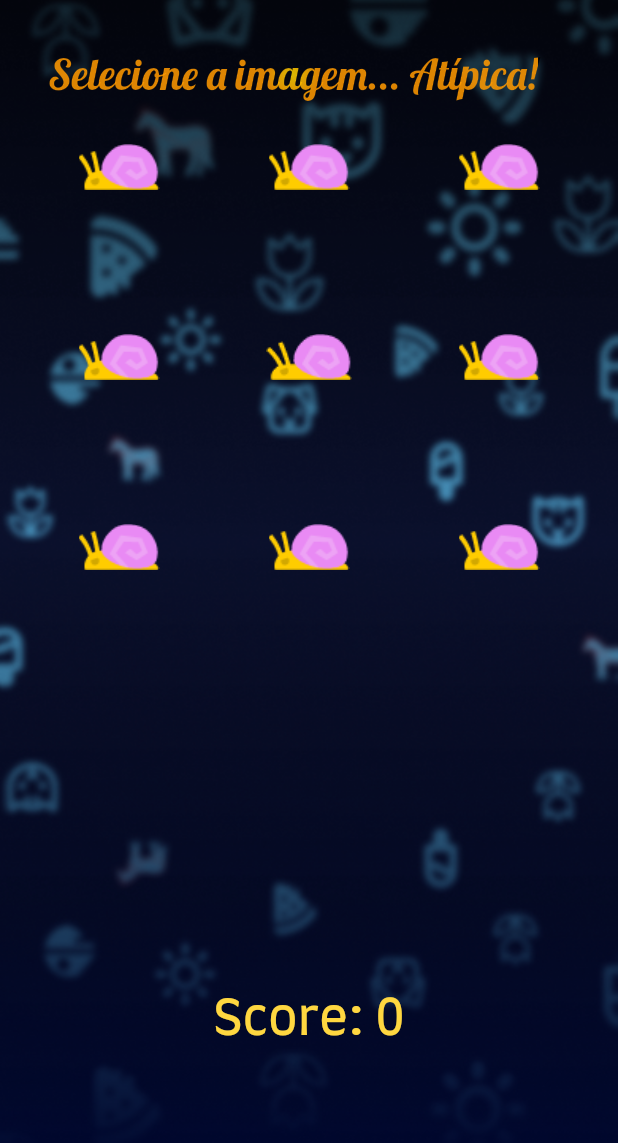
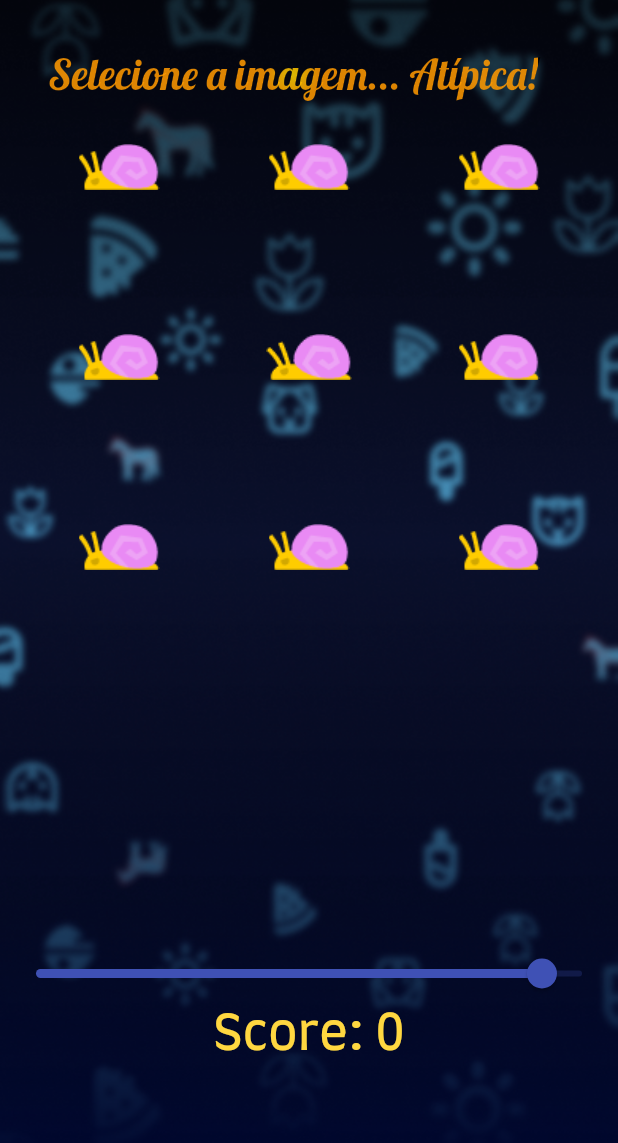
Before and after one commit to paivaricardo/atipico-game, a Flutter app: the DificuldadeScreen screen opened directly, after a tap on "Fácil", on a phone screen of 412 x 824 dp. Shown: the top 1143 px of the screen. Run offline on Flutter 3.47's test engine with Material 2 defaults, Android fonts, the phone set to English and light mode, and no system bars.

Commit message:
Acréscimos às funcionalidades do jogo

```diff
--- a/lib/components/game_session.dart
+++ b/lib/components/game_session.dart
@@ -4,6 +4,7 @@ import 'dart:math';
 
 class GameSession {
   static int _maxScore = 0;
+
 
   static int get maxScore => _maxScore;
 
@@ -13,13 +14,13 @@ class GameSession {
     }
   }
 
-  static int score = 0;
+  int score = 0;
 
-  static int _dificuldade = 1;
+  int _dificuldade = 1;
 
-  static int get dificuldade => _dificuldade;
+  int get dificuldade => _dificuldade;
 
-  static set dificuldade(int value) {
+  set dificuldade(int value) {
     _dificuldade = value;
 
     if (_dificuldade < 0) {
@@ -29,19 +30,25 @@ class GameSession {
     }
   }
 
-  static int tentativasRestantes = 3;
+  // Tentativas do jogo
+  int tentativasRestantes = 3;
 
-  static void reset () {
-    score = 0;
-    _dificuldade = 1;
-    tentativasRestantes = 3;
-  }
+  // Combo
+  int comboChain = 0;
+
+  // Estatísticas
+  int roundCount = 0;
+  int numeroAcertos = 0;
+  int numeroErros = 0;
+
+  GameSession(
+      this._dificuldade);
 
   // Função que fornece as dimensões para matriz para a seleção das imagens, de acordo com a dificuldade atual do jogo. Parâmetro fornecido em forma de lista List<int>, sendo que o índice 0 corresponde ao número de linhas, e o índice 1 corresponde ao número de colunas. Por enquanto, o jogo trabalha com matrizes quadradas
-  static List<int> fornecerDimensoesMatriz() {
+  List<int> fornecerDimensoesMatriz() {
     if (dificuldade >= 1 && dificuldade <= 3) {
       return [3, 3];
-    } else if (dificuldade >= 4 && dificuldade <= 7) {
+    } else if (dificuldade >= 4 && dificuldade <= 6) {
       return [4, 4];
     } else {
       return [5, 5];
@@ -49,7 +56,7 @@ class GameSession {
   }
 
   // Função que fornece aleatoriamente a posição da imagem alternativa do jogo, a que deve ser selecionada pelo jogador. Parâmetro fornecido em forma de lista List<int>, sendo que o índice 0 corresponde ao número da linha em que se encontra a imagem alternativa, e o índice 1 corresponde ao número da coluna.
-  static List<int> fornecerPosImgAlt() {
+  List<int> fornecerPosImgAlt() {
     List<int> dimensoesMatriz = fornecerDimensoesMatriz();
 
   //  Agora, buscar um número aleatório variando entre 1 e a dimensão máxima da matriz
--- a/lib/components/image_generator.dart
+++ b/lib/components/image_generator.dart
@@ -46,11 +46,6 @@ class ImageGenerator {
     final Image imagemAssetRetornadaAlt =
         Image.asset(imagemSelecionada.diretorioImgAlt);
 
-    // DEBUG
-    print("Diretórios das imagens:");
-    print(imagemSelecionada.diretorioImgPrincipal);
-    print(imagemSelecionada.diretorioImgAlt);
-
     return {
       "imagemPadrao": imagemAssetRetornadaPadrao,
       "imagemAlt": imagemAssetRetornadaAlt,
--- a/lib/components/image_retriever.dart
+++ b/lib/components/image_retriever.dart
@@ -3,8 +3,8 @@ import 'package:atipico_game/components/image_generator.dart';
 import 'package:flutter/material.dart';
 
 class ImageRetriever {
-  static Map<String, Image> fornecerImagens() {
-    int dificuldadeJogo = GameSession.dificuldade;
+  static Map<String, Image> fornecerImagens(int dificuldade) {
+    int dificuldadeJogo = dificuldade;
 
     return ImageGenerator.gerarImagens(dificuldadeJogo);
 
--- a/lib/screens/dificuldade_screen.dart
+++ b/lib/screens/dificuldade_screen.dart
@@ -8,7 +8,7 @@ class DificuldadeScreen extends StatelessWidget {
 
   @override
   Widget build(BuildContext context) {
-    GameSession.reset();
+    int dificuldadeSelecionada = 1;
 
     double? screenWidth = MediaQuery.of(context).size.width;
     double? screenHeight = MediaQuery.of(context).size.height;
@@ -36,7 +36,13 @@ class DificuldadeScreen extends StatelessWidget {
                     Color(0xffff9900),
                   ]),
                 ),
-                const Text('Dificuldade:', style: TextStyle(fontFamily: 'Farro', color: Colors.amberAccent, fontSize: 32.0),),
+                const Text(
+                  'Dificuldade:',
+                  style: TextStyle(
+                      fontFamily: 'Farro',
+                      color: Colors.amberAccent,
+                      fontSize: 32.0),
+                ),
                 Padding(
                   padding: const EdgeInsets.only(top: 24.0),
                   child: Container(
@@ -59,18 +65,25 @@ class DificuldadeScreen extends StatelessWidget {
                     ),
                     child: ElevatedButton(
                       onPressed: () {
-                        GameSession.dificuldade = 1;
-                        Navigator.push(context, MaterialPageRoute(builder: (context) => TelaJogoScreen()));
+                        dificuldadeSelecionada = 1;
+                        Navigator.push(
+                            context,
+                            MaterialPageRoute(
+                                builder: (context) => TelaJogoScreen(
+                                      dificuldadeSelecionada:
+                                          dificuldadeSelecionada,
+                                    )));
                       },
                       style: ButtonStyle(
-                        shape: MaterialStateProperty.all<RoundedRectangleBorder>(
+                        shape:
+                            MaterialStateProperty.all<RoundedRectangleBorder>(
                                 RoundedRectangleBorder(
                                     borderRadius: BorderRadius.circular(15))),
-                        minimumSize: MaterialStateProperty.all(const Size(250, 60)),
+                        minimumSize:
+                            MaterialStateProperty.all(const Size(250, 60)),
                         backgroundColor:
                             MaterialStateProperty.all(Colors.transparent),
-                        shadowColor:
-                        MaterialStateProperty.all(Colors.black12),
+                        shadowColor: MaterialStateProperty.all(Colors.black12),
                       ),
                       child: const Text(
                         'Fácil',
@@ -101,18 +114,25 @@ class DificuldadeScreen extends StatelessWidget {
                     ),
                     child: ElevatedButton(
                       onPressed: () {
-                        GameSession.dificuldade = 4;
-                        Navigator.push(context, MaterialPageRoute(builder: (context) => TelaJogoScreen()));
+                        dificuldadeSelecionada = 4;
+                        Navigator.push(
+                            context,
+                            MaterialPageRoute(
+                                builder: (context) => TelaJogoScreen(
+                                      dificuldadeSelecionada:
+                                          dificuldadeSelecionada,
+                                    )));
                       },
                       style: ButtonStyle(
-                        shape: MaterialStateProperty.all<RoundedRectangleBorder>(
+                        shape:
+                            MaterialStateProperty.all<RoundedRectangleBorder>(
                                 RoundedRectangleBorder(
                                     borderRadius: BorderRadius.circular(15))),
-                        minimumSize: MaterialStateProperty.all(const Size(250, 60)),
+                        minimumSize:
+                            MaterialStateProperty.all(const Size(250, 60)),
                         backgroundColor:
                             MaterialStateProperty.all(Colors.transparent),
-                        shadowColor:
-                        MaterialStateProperty.all(Colors.black12),
+                        shadowColor: MaterialStateProperty.all(Colors.black12),
                       ),
                       child: const Text(
                         'Moderado',
@@ -143,18 +163,25 @@ class DificuldadeScreen extends StatelessWidget {
                     ),
                     child: ElevatedButton(
                       onPressed: () {
-                        GameSession.dificuldade = 7;
-                        Navigator.push(context, MaterialPageRoute(builder: (context) => TelaJogoScreen()));
+                        dificuldadeSelecionada = 7;
+                        Navigator.push(
+                            context,
+                            MaterialPageRoute(
+                                builder: (context) => TelaJogoScreen(
+                                      dificuldadeSelecionada:
+                                          dificuldadeSelecionada,
+                                    )));
                       },
                       style: ButtonStyle(
-                        shape: MaterialStateProperty.all<RoundedRectangleBorder>(
+                        shape:
+                            MaterialStateProperty.all<RoundedRectangleBorder>(
                                 RoundedRectangleBorder(
                                     borderRadius: BorderRadius.circular(15))),
-                        minimumSize: MaterialStateProperty.all(const Size(250, 60)),
+                        minimumSize:
+                            MaterialStateProperty.all(const Size(250, 60)),
                         backgroundColor:
                             MaterialStateProperty.all(Colors.transparent),
-                        shadowColor:
-                        MaterialStateProperty.all(Colors.black12),
+                        shadowColor: MaterialStateProperty.all(Colors.black12),
                       ),
                       child: const Text(
                         'Difícil',
@@ -165,9 +192,21 @@ class DificuldadeScreen extends StatelessWidget {
                 ),
                 const Padding(
                   padding: EdgeInsets.only(top: 24.0),
-                  child: Text('Pontuação mais alta:', style: TextStyle(fontFamily: 'Lobster', color: Colors.amberAccent, fontSize: 32.0),),
+                  child: Text(
+                    'Pontuação mais alta:',
+                    style: TextStyle(
+                        fontFamily: 'Lobster',
+                        color: Colors.amberAccent,
+                        fontSize: 32.0),
                   ),
-                Text(GameSession.maxScore.toString(), style: TextStyle(fontFamily: 'Lobster', color: Colors.amberAccent, fontSize: 32.0),),
+                ),
+                Text(
+                  GameSession.maxScore.toString(),
+                  style: TextStyle(
+                      fontFamily: 'Lobster',
+                      color: Colors.amberAccent,
+                      fontSize: 32.0),
+                ),
               ],
             ),
           ),
@@ -178,7 +217,7 @@ class DificuldadeScreen extends StatelessWidget {
                   Icons.volume_up_rounded,
                   color: Colors.amber,
                 ),
-                onPressed: () { },
+                onPressed: () {},
               )),
           Align(
               alignment: Alignment.bottomRight,
--- a/lib/screens/tela_jogo_screen.dart
+++ b/lib/screens/tela_jogo_screen.dart
@@ -1,3 +1,5 @@
+import 'dart:async';
+
 import 'package:atipico_game/components/game_session.dart';
 import 'package:atipico_game/components/gradient_text.dart';
 import 'package:atipico_game/components/image_retriever.dart';
@@ -5,25 +7,60 @@ import 'package:atipico_game/screens/game_over_screen.dart';
 import 'package:flutter/material.dart';
 
 class TelaJogoScreen extends StatefulWidget {
-  const TelaJogoScreen({Key? key}) : super(key: key);
+  int dificuldadeSelecionada;
+
+  TelaJogoScreen({required this.dificuldadeSelecionada, Key? key}) : super(key: key);
+
+  late GameSession gameSession = GameSession(dificuldadeSelecionada);
 
   @override
   State<TelaJogoScreen> createState() => _TelaJogoScreenState();
 }
 
 class _TelaJogoScreenState extends State<TelaJogoScreen> {
+  // Temporizador do game
+  Timer? temporizadorJogo;
+  int tempoReferenciaTotalJogo = 15000;
+  int tempoTotalJogoMilissegundos = 15000;
+  int countDownMilissegundos = 15000;
+  int bonusTempoRound = 2000;
+
+  // Mensagens ao jogador
+  bool messagePlayerVisibility = false;
+  String messagePlayer = "";
+
+  // Sessão de jogo, dificuldade, imagens e posições:
+  late int dificuldadeSessaoJogo = widget.dificuldadeSelecionada;
+  late List<int> dimensoesMatriz = widget.gameSession.fornecerDimensoesMatriz();
+  late List<int> localImagemAlt = widget.gameSession.fornecerPosImgAlt();
+  late Map<String, Image> imagensFornecidas = ImageRetriever.fornecerImagens(dificuldadeSessaoJogo);
+
+  void initState() {
+    super.initState();
+
+    temporizadorJogo = Timer.periodic(Duration(milliseconds: 10), (timer) {
+      if (countDownMilissegundos == 0) {
+        timer.cancel();
+        invokeGameOver();
+      } else {
+        setState(() {
+          countDownMilissegundos -= 10;
+        });
+      }
+    });
+  }
+
+  @override
+  void dispose() {
+    temporizadorJogo?.cancel();
+
+    super.dispose();
+  }
+
   @override
   Widget build(BuildContext context) {
     double screenWidth = MediaQuery.of(context).size.width;
     double screenHeight = MediaQuery.of(context).size.height;
-    int dificuldadeSessaoJogo = GameSession.dificuldade;
-    List<int> dimensoesMatriz = GameSession.fornecerDimensoesMatriz();
-    List<int> localImagemAlt = GameSession.fornecerPosImgAlt();
-
-    // DEBUG
-    print("Dificuldade: " + dificuldadeSessaoJogo.toString());
-    print("dimensoesMatriz: " + dimensoesMatriz.toString());
-    print("localImagemAlt: " + localImagemAlt.toString());
 
     return Scaffold(
       body: Stack(
@@ -52,18 +89,32 @@ class _TelaJogoScreenState extends State<TelaJogoScreen> {
               dificuldadeSessaoJogo,
               dimensoesMatriz,
               localImagemAlt,
+              imagensFornecidas,
             ),
           ),
-          Padding(
-            padding: const EdgeInsets.only(bottom: 128.0),
-            child: Align(
-              alignment: Alignment.bottomCenter,
-              child: Text(
-                'Score: ' + GameSession.score.toString(),
-                style: TextStyle(
-                    fontFamily: 'Farro',
-                    color: Colors.amberAccent,
-                    fontSize: 32.0),
+          Align(
+            alignment: Alignment.bottomCenter,
+            child: Container(
+              height: 200,
+              child: Column(
+                children: <Widget>[
+                  Container(
+                    height: 50,
+                    child: Slider(
+                      value: countDownMilissegundos.toDouble(),
+                      onChanged: (value) {},
+                      min: 0,
+                      max: tempoTotalJogoMilissegundos.toDouble(),
+                    ),
+                  ),
+                  Text(
+                    'Score: ' + widget.gameSession.score.toString(),
+                    style: TextStyle(
+                        fontFamily: 'Farro',
+                        color: Colors.amberAccent,
+                        fontSize: 32.0),
+                  ),
+                ],
               ),
             ),
           ),
@@ -76,9 +127,8 @@ class _TelaJogoScreenState extends State<TelaJogoScreen> {
     int dificuldadeSessaoJogo,
     List<int> dimensoesMatriz,
     List<int> localImagemAlt,
+    Map<String, Image> imagensFornecidas,
   ) {
-    Map<String, Image> imagensFornecidas = ImageRetriever.fornecerImagens();
-
     Image imagemPadrao = imagensFornecidas["imagemPadrao"]!;
     Image imagemAlt = imagensFornecidas["imagemAlt"]!;
 
@@ -94,26 +144,7 @@ class _TelaJogoScreenState extends State<TelaJogoScreen> {
                   localImagemAlt[1])) {
             return InkWell(
               onTap: () {
-                setState(() {
-                  GameSession.dificuldade++;
-                  GameSession.score += GameSession.dificuldade * 10;
-
-                  dificuldadeSessaoJogo = GameSession.dificuldade;
-                  dimensoesMatriz = GameSession.fornecerDimensoesMatriz();
-                  localImagemAlt = GameSession.fornecerPosImgAlt();
-
-                  ScaffoldMessenger.of(context).showSnackBar(const SnackBar(
-                    duration: Duration(milliseconds: 400),
-                    content: GradientText(
-                      'Acertou!',
-                      style: TextStyle(fontFamily: 'Lobster', fontSize: 24.0),
-                      gradient: RadialGradient(colors: <Color>[
-                        Color(0xfffed400),
-                        Color(0xffff9900),
-                      ]),
-                    ),
-                  ));
-                });
+                invokeAcerto();
               },
               child: Container(
                 child: imagemAlt,
@@ -122,43 +153,7 @@ class _TelaJogoScreenState extends State<TelaJogoScreen> {
           } else {
             return InkWell(
               onTap: () {
-                GameSession.tentativasRestantes--;
-
-                if (GameSession.tentativasRestantes == 0) {
-                  Navigator.pop(context);
-                  Navigator.push(context,
-                      MaterialPageRoute(builder: (context) => GameOverScreen()));
-                } else {
-                  setState(() {
-                    dificuldadeSessaoJogo = GameSession.dificuldade;
-                    dimensoesMatriz = GameSession.fornecerDimensoesMatriz();
-                    localImagemAlt = GameSession.fornecerPosImgAlt();
-
-                    ScaffoldMessenger.of(context).showSnackBar(SnackBar(
-                      duration: Duration(milliseconds: 400),
-                      // backgroundColor: Color(),
-                      content: GradientText(
-                        () {
-                          if (GameSession.tentativasRestantes == 1) {
-                            return 'Errou... resta apenas ' +
-                                GameSession.tentativasRestantes.toString() +
-                                ' tentativa. Cuidado!';
-                          } else {
-                            return 'Errou... restam ' +
-                                GameSession.tentativasRestantes.toString() +
-                                ' tentativas.';
-                          }
-                        }(),
-                        style: const TextStyle(
-                            fontFamily: 'Lobster', fontSize: 24.0),
-                        gradient: const RadialGradient(colors: <Color>[
-                          Color(0xfffed400),
-                          Color(0xffff9900),
-                        ]),
-                      ),
-                    ));
-                  });
-                }
+                invokeErro();
               },
               child: Container(
                 child: imagemPadrao,
@@ -169,4 +164,88 @@ class _TelaJogoScreenState extends State<TelaJogoScreen> {
       ),
     );
   }
+
+  void invokeErro() {
+    widget.gameSession.tentativasRestantes--;
+
+    if (widget.gameSession.tentativasRestantes == 0) {
+      invokeGameOver();
+    } else {
+      setState(() {
+        invokeNewRound();
+
+        ScaffoldMessenger.of(context).showSnackBar(SnackBar(
+          duration: Duration(milliseconds: 400),
+          // backgroundColor: Color(),
+          content: GradientText(
+            () {
+              if (widget.gameSession.tentativasRestantes == 1) {
+                return 'Errou... resta apenas ' +
+                    widget.gameSession.tentativasRestantes.toString() +
+                    ' tentativa. Cuidado!';
+              } else {
+                return 'Errou... restam ' +
+                    widget.gameSession.tentativasRestantes.toString() +
+                    ' tentativas.';
+              }
+            }(),
+            style: const TextStyle(fontFamily: 'Lobster', fontSize: 24.0),
+            gradient: const RadialGradient(colors: <Color>[
+              Color(0xfffed400),
+              Color(0xffff9900),
+            ]),
+          ),
+        ));
+      });
+    }
+  }
+
+  void invokeAcerto() {
+    setState(() {
+      widget.gameSession.dificuldade++;
+      widget.gameSession.score += widget.gameSession.dificuldade * 10;
+
+      incrementTimer();
+
+      invokeNewRound();
+
+      ScaffoldMessenger.of(context).showSnackBar(const SnackBar(
+        duration: Duration(milliseconds: 400),
+        content: GradientText(
+          'Acertou!',
+          style: TextStyle(fontFamily: 'Lobster', fontSize: 24.0),
+          gradient: RadialGradient(colors: <Color>[
+            Color(0xfffed400),
+            Color(0xffff9900),
+          ]),
+        ),
+      ));
+    });
+  }
+
+  void incrementTimer() {
+    countDownMilissegundos += bonusTempoRound;
+
+    if (countDownMilissegundos > tempoTotalJogoMilissegundos) {
+      tempoTotalJogoMilissegundos = countDownMilissegundos;
+    } else {
+      if (tempoTotalJogoMilissegundos > tempoReferenciaTotalJogo &&
+          countDownMilissegundos < tempoReferenciaTotalJogo) {
+        tempoTotalJogoMilissegundos = tempoReferenciaTotalJogo;
+      }
+    }
+  }
+
+  void invokeNewRound() {
+    dificuldadeSessaoJogo = widget.gameSession.dificuldade;
+    dimensoesMatriz = widget.gameSession.fornecerDimensoesMatriz();
+    localImagemAlt = widget.gameSession.fornecerPosImgAlt();
+    imagensFornecidas = ImageRetriever.fornecerImagens(dificuldadeSessaoJogo);
+  }
+
+  void invokeGameOver() {
+    Navigator.pop(context);
+    Navigator.push(
+        context, MaterialPageRoute(builder: (context) => GameOverScreen(gameSession: widget.gameSession,)));
+  }
 }
```
Also changed, not shown: lib/screens/game_over_screen.dart (+6 -5 lines). Lines whose indentation alone changed are shown as unchanged.
